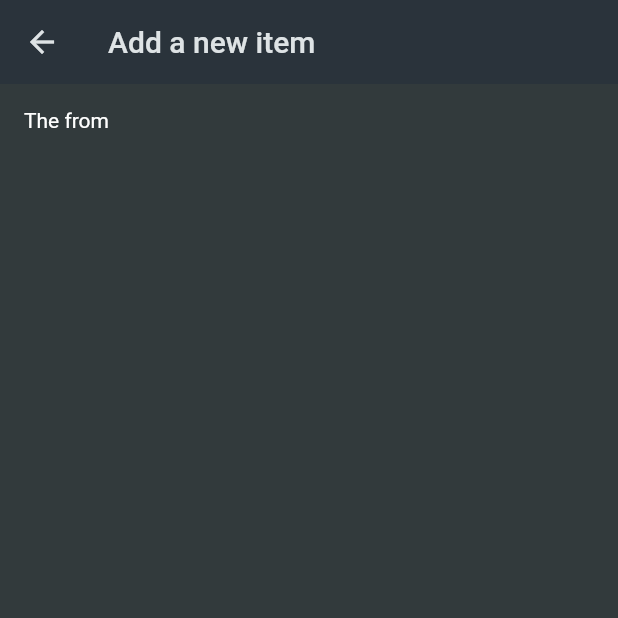
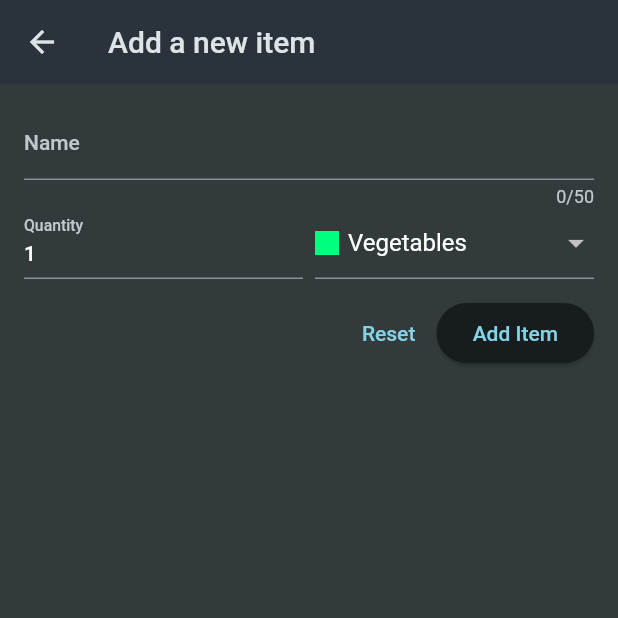
Before and after one commit to RandomGuy-coder/expense_tracker, a Flutter app: the screen it shows after launch, after a tap on the "add" icon, on a phone screen of 412 x 824 dp, the top half of it. Run offline on Flutter 3.47's test engine with Material 2 defaults, Android fonts, the phone set to English and light mode, and no system bars; our stand-ins replace flutter_riverpod, google_fonts, transparent_image.

Commit message:
item validation and saving added

```diff
--- a/shopping_list/lib/screens/new_item.dart
+++ b/shopping_list/lib/screens/new_item.dart
@@ -1,4 +1,7 @@
 import 'package:flutter/material.dart';
+import 'package:shopping_list/data/categories.dart';
+import 'package:shopping_list/models/category.dart';
+import 'package:shopping_list/models/grocery_item.dart';
 
 class NewItemScreen extends StatefulWidget {
   const NewItemScreen({super.key});
@@ -8,6 +11,11 @@ class NewItemScreen extends StatefulWidget {
 }
 
 class _NewItemScreenState extends State<NewItemScreen> {
+  final _formKey = GlobalKey<FormState>();
+  var _enteredName = '';
+  int _enteredQuantity = 0;
+  var _selectedCategory = categories[Categories.vegetables]!;
+
   @override
   Widget build(BuildContext context) {
     return Scaffold(
@@ -16,8 +24,109 @@ class _NewItemScreenState extends State<NewItemScreen> {
       ),
       body: Padding(
         padding: const EdgeInsets.all(16),
-        child: Text('The from'),
+        child: Form(
+          key: _formKey,
+          child: Column(
+            children: [
+              TextFormField(
+                maxLength: 50,
+                decoration: const InputDecoration(
+                  label: Text('Name'),
+                ),
+                validator: (value) {
+                  if (value == null ||
+                      value.isEmpty ||
+                      value.trim().length <= 1 ||
+                      value.trim().length > 50) {
+                    return 'Must be between 1 and 50 characters long.';
+                  }
+                  return null;
+                },
+                onSaved: (value) {
+                  _enteredName = value!;
+                },
+              ),
+              Row(
+                crossAxisAlignment: CrossAxisAlignment.end,
+                children: [
+                  Expanded(
+                    child: TextFormField(
+                      decoration: const InputDecoration(
+                        label: Text('Quantity'),
+                      ),
+                      keyboardType: TextInputType.number,
+                      initialValue: '1',
+                      validator: (value) {
+                        if (value == null ||
+                            value.isEmpty ||
+                            int.tryParse(value) == null ||
+                            int.tryParse(value)! <= 0) {
+                          return 'Must be a valid, positive number';
+                        }
+                        return null;
+                      },
+                      onSaved: (value) {
+                        _enteredQuantity = int.parse(value!);
+                      },
+                    ),
+                  ),
+                  const SizedBox(
+                    width: 8,
+                  ),
+                  Expanded(
+                    child: DropdownButtonFormField(
+                        value: _selectedCategory,
+                        items: [
+                      for (final category in categories.entries)
+                        DropdownMenuItem(
+                          value: category.value,
+                          child: Row(
+                            children: [
+                              Container(
+                                width: 16,
+                                height: 16,
+                                color: category.value.color,
+                              ),
+                              const SizedBox(
+                                width: 6,
+                              ),
+                              Text(category.value.category),
+                            ],
+                          ),
+                        ),
+                    ], onChanged: (value) {
+                          setState(() {
+                            _selectedCategory = value!;
+                          });
+                    }),
+                  )
+                ],
+              ),
+              const SizedBox(
+                height: 12,
+              ),
+              Row(
+                mainAxisAlignment: MainAxisAlignment.end,
+                children: [
+                  TextButton(onPressed: () {
+                    _formKey.currentState!.reset();
+                  }, child: const Text('Reset')),
+                  ElevatedButton(
+                      onPressed: _saveItem, child: const Text('Add Item'))
+                ],
+              )
+            ],
+          ),
+        ),
       ),
     );
   }
+
+  void _saveItem() {
+    if(_formKey.currentState!.validate()) {
+      _formKey.currentState!.save();
+      Navigator.of(context).pop(GroceryItem(id: DateTime.now().toString(), name: _enteredName, quantity: _enteredQuantity, category: _selectedCategory));
+    }
+  }
+
 }
--- a/shopping_list/lib/widgets/grocery_list.dart
+++ b/shopping_list/lib/widgets/grocery_list.dart
@@ -1,5 +1,5 @@
 import 'package:flutter/material.dart';
-import 'package:shopping_list/data/dummy_items.dart';
+import 'package:shopping_list/models/grocery_item.dart';
 import 'package:shopping_list/screens/new_item.dart';
 
 class GroceryList extends StatefulWidget {
@@ -10,9 +10,20 @@ class GroceryList extends StatefulWidget {
 }
 
 class _GroceryListState extends State<GroceryList> {
-  void _addItem() {
-    Navigator.of(context)
-        .push(MaterialPageRoute(builder: (ctx) => const NewItemScreen()));
+  final List<GroceryItem> _groceryItems = [];
+
+  void _addItem() async {
+    final newItem = await Navigator.of(context)
+        .push<GroceryItem>(MaterialPageRoute(builder: (ctx) => const NewItemScreen()));
+
+    if (newItem == null) {
+      return;
+    }
+
+    setState(() {
+      _groceryItems.add(newItem);
+    });
+
   }
 
   @override
@@ -23,16 +34,16 @@ class _GroceryListState extends State<GroceryList> {
         actions: [IconButton(onPressed: _addItem, icon: const Icon(Icons.add))],
       ),
       body: ListView.builder(
-          itemCount: groceryItems.length,
+          itemCount: _groceryItems.length,
           itemBuilder: (ctx, index) {
             return ListTile(
               leading: Container(
                 width: 24,
                 height: 24,
-                color: groceryItems[index].category.color,
+                color: _groceryItems[index].category.color,
               ),
-              title: Text(groceryItems[index].name),
-              trailing: Text(groceryItems[index].quantity.toString()),
+              title: Text(_groceryItems[index].name),
+              trailing: Text(_groceryItems[index].quantity.toString()),
             );
           }),
     );
```
